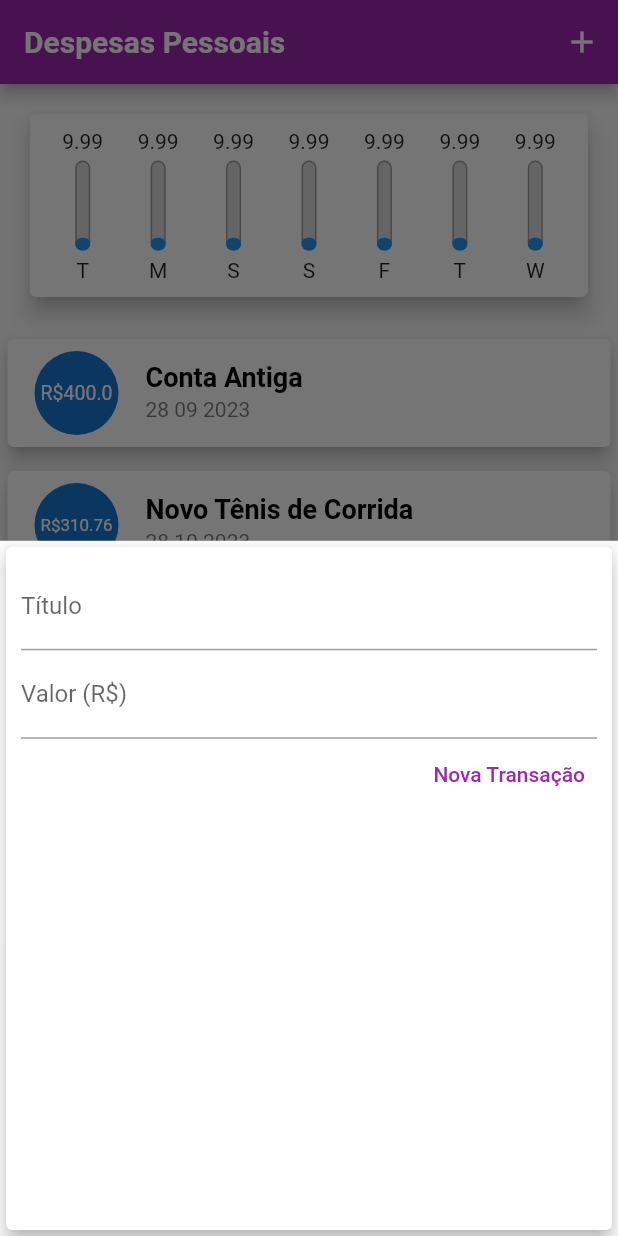
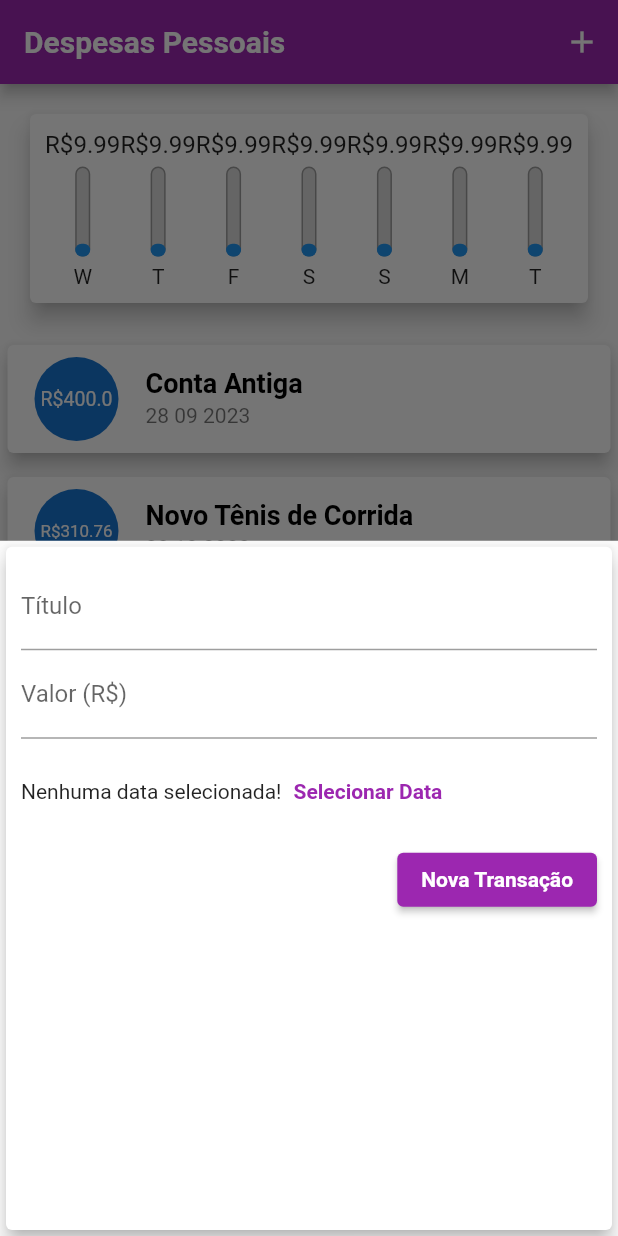
Before and after one commit to TewSantos/App_Despesas, a Flutter app: the screen it shows after launch, after a tap on the "add" icon, on a phone screen of 412 x 824 dp. Run offline on Flutter 3.47's test engine with Material 2 defaults, Android fonts, the phone set to English and light mode, and no system bars; Roboto replaces fonts that are missing (OpenSans).

Commit message:
Ajustando Formulário

```diff
--- a/lib/components/chart.dart
+++ b/lib/components/chart.dart
@@ -32,7 +32,7 @@ class Chart extends StatelessWidget {
         'value': 9.99
         };
 
-    });
+    }).reversed.toList();
   }
 
   double get _weekTotalValue{
--- a/lib/components/chart_bar.dart
+++ b/lib/components/chart_bar.dart
@@ -17,9 +17,12 @@ class ChartBar extends StatelessWidget {
   Widget build(BuildContext context) {
     return Column(
       children: [
-        FittedBox(
-          child: Text('${value!.toStringAsFixed(2)}')
-          ),
+        Container(
+          height:20,
+          child: FittedBox(
+            child: Text('R\$${value!.toStringAsFixed(2)}')
+            ),
+        ),
         const SizedBox(height: 5),
         Container(
           height: 60,
--- a/lib/components/transaction_form.dart
+++ b/lib/components/transaction_form.dart
@@ -50,14 +50,31 @@ class _TransactionFormState extends State<TransactionForm> {
                       labelText: 'Valor (R\$)',
                     )
                   ),
+                    SizedBox(
+                      height: 70,
+                      child: Row(
+                        children: <Widget>[
+                          const Text('Nenhuma data selecionada!'),
+                          TextButton(
+                          child: const Text(
+                          'Selecionar Data',
+                           style: TextStyle(
+                            fontWeight: FontWeight.bold,
+                      ),
+                    ),
+                    onPressed: () {},
+                  )
+                ],
+              ),
+            ),
                   Row(
                     mainAxisAlignment: MainAxisAlignment.end,
                     children: [
-                      TextButton(
+                      ElevatedButton(
                         child: Text(
                           'Nova Transação',
                           style: TextStyle (
-                            color: Colors.purple,
+                            color: Theme.of(context).textTheme.button?.color,
                           ),
                           ),
                         onPressed: _submitForm,
--- a/lib/components/transaction_list.dart
+++ b/lib/components/transaction_list.dart
@@ -51,7 +51,7 @@ class TransactionList extends StatelessWidget{
             ),
             title: Text(
               tr.title,
-              style: Theme.of(context).textTheme.headline6,
+              style: Theme.of(context).textTheme.titleLarge,
             ),
             subtitle: Text(
               DateFormat('d MM y'). format(tr.date),
--- a/lib/main.dart
+++ b/lib/main.dart
@@ -22,11 +22,15 @@ class ExpensesApp extends StatelessWidget {
           secondary: Colors.amber,
         ),
         textTheme: tema.textTheme.copyWith(
-          headline6: TextStyle(
+          titleLarge: TextStyle(
             fontFamily: 'OpenSans',
             fontSize: 18,
             fontWeight: FontWeight.bold,
             color: Colors.black,
+          ),
+          button: TextStyle(
+            color: Colors.white,
+            fontWeight: FontWeight.bold,
           ),
         ),
         appBarTheme: AppBarTheme(
@@ -72,13 +76,13 @@ final List<Transaction>_transactions = [
       id: 't3',
       title: 'Cartão de Crédito',
       value: 100211.30,
-      date: DateTime.now().subtract(Duration(days: 4)),
+      date: DateTime.now(),
       ),
       Transaction(
       id: 't4',
       title: 'Lanche',
       value: 11.30,
-      date: DateTime.now().subtract(Duration(days: 4)),
+      date: DateTime.now(),
       ),
   ];
 
```
